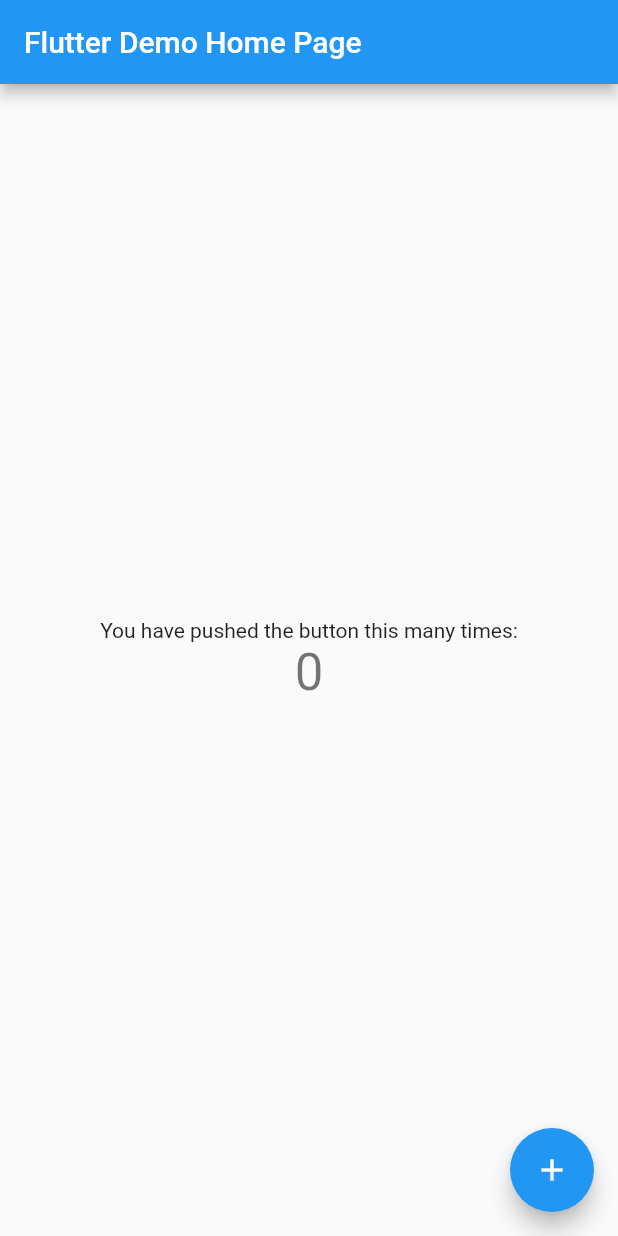
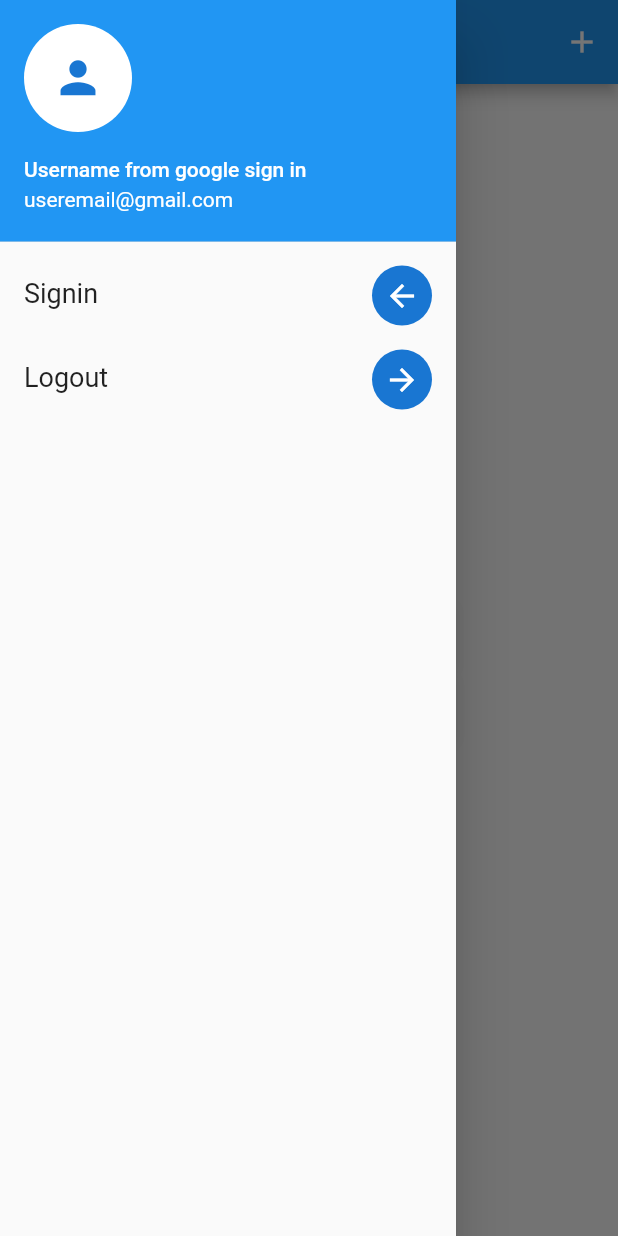
Before and after one commit to ShuaiLang/6350-Final-Project, a Flutter app: the screen it shows after launch, with the side drawer open (before the commit the screen has no drawer), on a phone screen of 412 x 824 dp. Run offline on Flutter 3.47's test engine with Material 2 defaults, Android fonts, the phone set to English and light mode, and no system bars.

Commit message:
homepage & button & drawer

```diff
--- a/lib/main.dart
+++ b/lib/main.dart
@@ -1,111 +1,17 @@
 import 'package:flutter/material.dart';
+import 'pages/home.dart';
 
 void main() => runApp(MyApp());
 
 class MyApp extends StatelessWidget {
-  // This widget is the root of your application.
   @override
   Widget build(BuildContext context) {
     return MaterialApp(
-      title: 'Flutter Demo',
+      title: 'Garage Sale Page',
       theme: ThemeData(
-        // This is the theme of your application.
-        //
-        // Try running your application with "flutter run". You'll see the
-        // application has a blue toolbar. Then, without quitting the app, try
-        // changing the primarySwatch below to Colors.green and then invoke
-        // "hot reload" (press "r" in the console where you ran "flutter run",
-        // or simply save your changes to "hot reload" in a Flutter IDE).
-        // Notice that the counter didn't reset back to zero; the application
-        // is not restarted.
         primarySwatch: Colors.blue,
       ),
-      home: MyHomePage(title: 'Flutter Demo Home Page'),
+      home: MyHomePage(),
     );
   }
 }
-
-class MyHomePage extends StatefulWidget {
-  MyHomePage({Key key, this.title}) : super(key: key);
-
-  // This widget is the home page of your application. It is stateful, meaning
-  // that it has a State object (defined below) that contains fields that affect
-  // how it looks.
-
-  // This class is the configuration for the state. It holds the values (in this
-  // case the title) provided by the parent (in this case the App widget) and
-  // used by the build method of the State. Fields in a Widget subclass are
-  // always marked "final".
-
-  final String title;
-
-  @override
-  _MyHomePageState createState() => _MyHomePageState();
-}
-
-class _MyHomePageState extends State<MyHomePage> {
-  int _counter = 0;
-
-  void _incrementCounter() {
-    setState(() {
-      // This call to setState tells the Flutter framework that something has
-      // changed in this State, which causes it to rerun the build method below
-      // so that the display can reflect the updated values. If we changed
-      // _counter without calling setState(), then the build method would not be
-      // called again, and so nothing would appear to happen.
-      _counter++;
-    });
-  }
-
-  @override
-  Widget build(BuildContext context) {
-    // This method is rerun every time setState is called, for instance as done
-    // by the _incrementCounter method above.
-    //
-    // The Flutter framework has been optimized to make rerunning build methods
-    // fast, so that you can just rebuild anything that needs updating rather
-    // than having to individually change instances of widgets.
-    return Scaffold(
-      appBar: AppBar(
-        // Here we take the value from the MyHomePage object that was created by
-        // the App.build method, and use it to set our appbar title.
-        title: Text(widget.title),
-      ),
-      body: Center(
-        // Center is a layout widget. It takes a single child and positions it
-        // in the middle of the parent.
-        child: Column(
-          // Column is also a layout widget. It takes a list of children and
-          // arranges them vertically. By default, it sizes itself to fit its
-          // children horizontally, and tries to be as tall as its parent.
-          //
-          // Invoke "debug painting" (press "p" in the console, choose the
-          // "Toggle Debug Paint" action from the Flutter Inspector in Android
-          // Studio, or the "Toggle Debug Paint" command in Visual Studio Code)
-          // to see the wireframe for each widget.
-          //
-          // Column has various properties to control how it sizes itself and
-          // how it positions its children. Here we use mainAxisAlignment to
-          // center the children vertically; the main axis here is the vertical
-          // axis because Columns are vertical (the cross axis would be
-          // horizontal).
-          mainAxisAlignment: MainAxisAlignment.center,
-          children: <Widget>[
-            Text(
-              'You have pushed the button this many times:',
-            ),
-            Text(
-              '$_counter',
-              style: Theme.of(context).textTheme.display1,
-            ),
-          ],
-        ),
-      ),
-      floatingActionButton: FloatingActionButton(
-        onPressed: _incrementCounter,
-        tooltip: 'Increment',
-        child: Icon(Icons.add),
-      ), // This trailing comma makes auto-formatting nicer for build methods.
-    );
-  }
-}
--- /dev/null
+++ b/lib/pages/home.dart
@@ -0,0 +1,79 @@
+import 'package:flutter/material.dart';
+
+class MyHomePage extends StatefulWidget {
+  @override
+  _MyHomePageState createState() => _MyHomePageState();
+}
+
+class _MyHomePageState extends State<MyHomePage> {
+  @override
+  Widget build(BuildContext context) {
+    return Scaffold(
+      appBar: AppBar(
+        title: Text("Garage Sale"),
+        centerTitle: true,
+        // need to think about layout
+        actions: <Widget>[
+          IconButton(
+              icon: Icon(
+                Icons.add,
+                color: Colors.white,
+              ),
+              onPressed: null),
+        ],
+      ),
+      body: Center(
+          child: Column(
+        mainAxisAlignment: MainAxisAlignment.center,
+        children: <Widget>[
+          RaisedButton(
+            onPressed: () {},
+            child:
+                const Text('Browse products', style: TextStyle(fontSize: 20)),
+            color: Colors.blue,
+            textColor: Colors.white,
+            elevation: 5,
+          ),
+          RaisedButton(
+            onPressed: () {},
+            child:
+                const Text('Add new product', style: TextStyle(fontSize: 20)),
+            color: Colors.blue,
+            textColor: Colors.white,
+            elevation: 5,
+          )
+        ],
+      )),
+      drawer: Drawer(
+          child: Column(
+        children: <Widget>[
+          UserAccountsDrawerHeader(
+            accountName: Text('Username from google sign in'),
+            accountEmail: Text("useremail@gmail.com"),
+            currentAccountPicture: CircleAvatar(
+                backgroundColor: Colors.white,
+                child: Icon(Icons.person, size: 35)),
+          ),
+          ListTile(
+            leading: Text(
+              'Signin',
+              style: TextStyle(fontSize: 18),
+            ),
+            trailing: CircleAvatar(
+              child: Icon(Icons.arrow_back),
+            ),
+          ),
+          ListTile(
+            leading: Text(
+              'Logout',
+              style: TextStyle(fontSize: 18),
+            ),
+            trailing: CircleAvatar(
+              child: Icon(Icons.arrow_forward),
+            ),
+          )
+        ],
+      )),
+    );
+  }
+}
```
